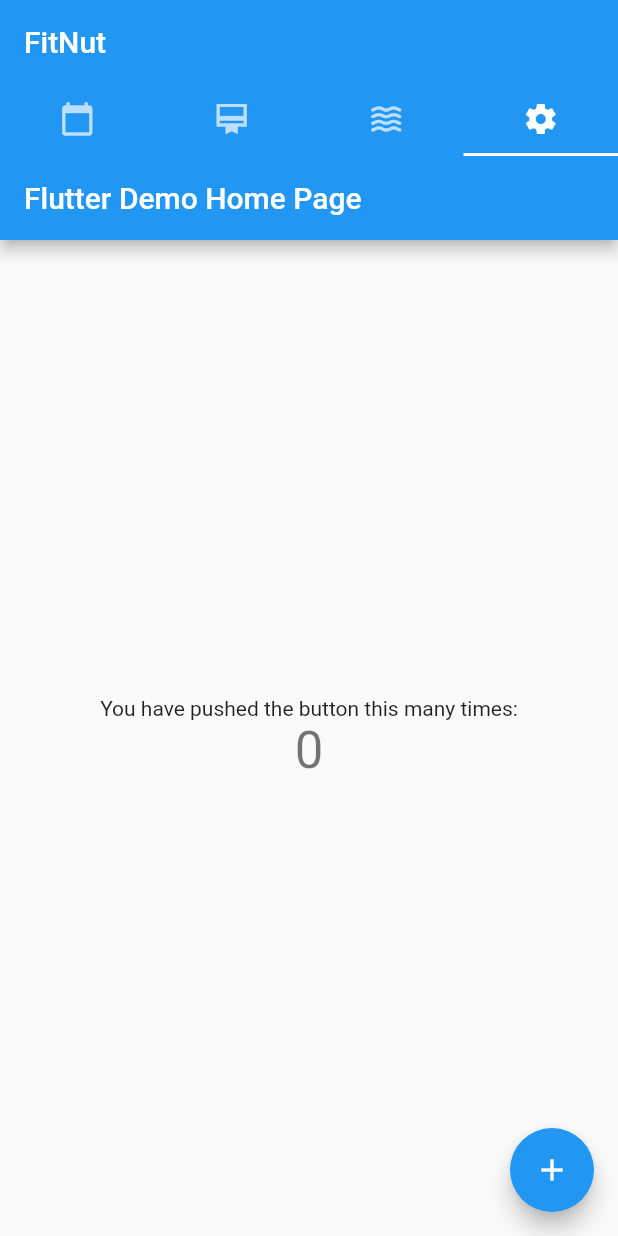
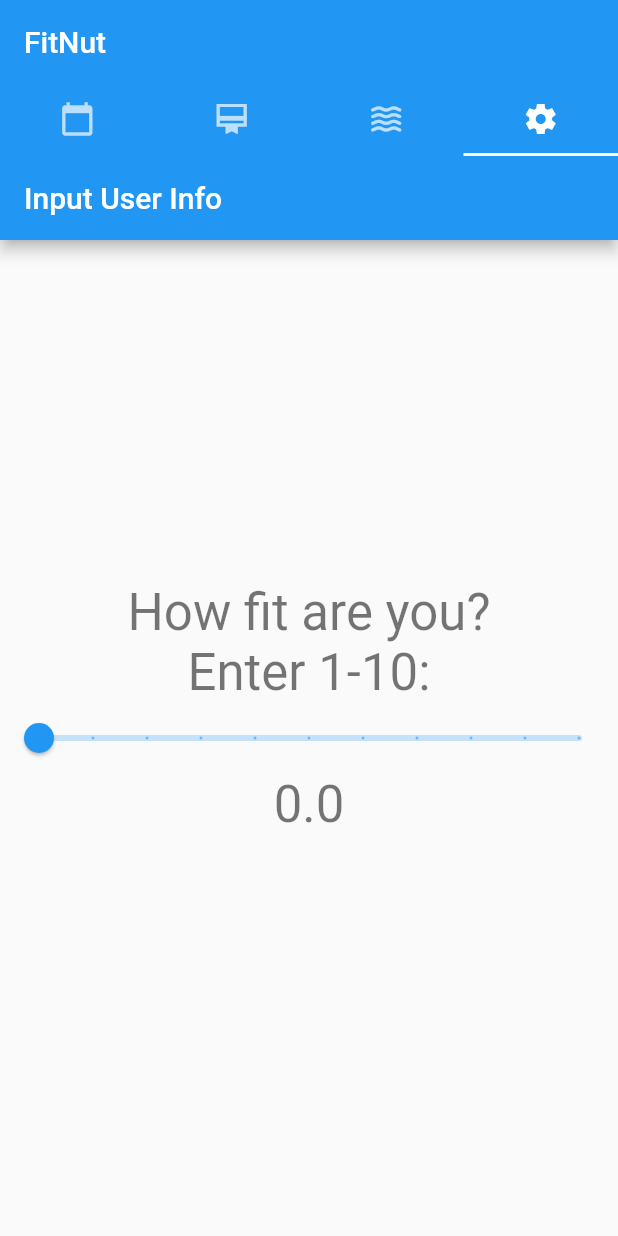
Before and after one commit to aidancaputi/FitNut, a Flutter app: the screen it shows after launch, tab 4 chosen, on a phone screen of 412 x 824 dp. Run offline on Flutter 3.47's test engine with Material 2 defaults, Android fonts, the phone set to English and light mode, and no system bars.

Commit message:
plan generation added, combined tab bar with user input

```diff
--- a/lib/main.dart
+++ b/lib/main.dart
@@ -1,8 +1,8 @@
 import 'package:flutter/material.dart';
+import 'user_input.dart';
 
 void main() {
   runApp(const TabBarDemo());
-  //runApp(const MyApp());
 }
 
 class TabBarDemo extends StatelessWidget {
@@ -36,120 +36,10 @@ class TabBarDemo extends StatelessWidget {
             Icon(Icons.flight, size: 437.5),
             Icon(Icons.directions_transit, size: 437.5),
             Icon(Icons.directions_car, size: 350),
-            MyApp(),
+            Settings(),
           ],
         ),
       )),
     ));
   }
 }
-
-class MyApp extends StatelessWidget {
-  const MyApp({super.key});
-
-  // This widget is the root of your application.
-  @override
-  Widget build(BuildContext context) {
-    return MaterialApp(
-      title: 'Flutter Demo',
-      theme: ThemeData(
-        // This is the theme of your application.
-        //
-        // Try running your application with "flutter run". You'll see the
-        // application has a blue toolbar. Then, without quitting the app, try
-        // changing the primarySwatch below to Colors.green and then invoke
-        // "hot reload" (press "r" in the console where you ran "flutter run",
-        // or simply save your changes to "hot reload" in a Flutter IDE).
-        // Notice that the counter didn't reset back to zero; the application
-        // is not restarted.
-        primarySwatch: Colors.blue,
-      ),
-      home: const MyHomePage(title: 'Flutter Demo Home Page'),
-    );
-  }
-}
-
-class MyHomePage extends StatefulWidget {
-  const MyHomePage({super.key, required this.title});
-
-  // This widget is the home page of your application. It is stateful, meaning
-  // that it has a State object (defined below) that contains fields that affect
-  // how it looks.
-
-  // This class is the configuration for the state. It holds the values (in this
-  // case the title) provided by the parent (in this case the App widget) and
-  // used by the build method of the State. Fields in a Widget subclass are
-  // always marked "final".
-
-  final String title;
-
-  @override
-  State<MyHomePage> createState() => _MyHomePageState();
-}
-
-class _MyHomePageState extends State<MyHomePage> {
-  int _counter = 0;
-
-  void _incrementCounter() {
-    setState(() {
-      // This call to setState tells the Flutter framework that something has
-      // changed in this State, which causes it to rerun the build method below
-      // so that the display can reflect the updated values. If we changed
-      // _counter without calling setState(), then the build method would not be
-      // called again, and so nothing would appear to happen.
-      _counter++;
-    });
-  }
-
-  @override
-  Widget build(BuildContext context) {
-    // This method is rerun every time setState is called, for instance as done
-    // by the _incrementCounter method above.
-    //
-    // The Flutter framework has been optimized to make rerunning build methods
-    // fast, so that you can just rebuild anything that needs updating rather
-    // than having to individually change instances of widgets.
-    return Scaffold(
-      appBar: AppBar(
-        // Here we take the value from the MyHomePage object that was created by
-        // the App.build method, and use it to set our appbar title.
-        title: Text(widget.title),
-      ),
-      body: Center(
-        // Center is a layout widget. It takes a single child and positions it
-        // in the middle of the parent.
-        child: Column(
-          // Column is also a layout widget. It takes a list of children and
-          // arranges them vertically. By default, it sizes itself to fit its
-          // children horizontally, and tries to be as tall as its parent.
-          //
-          // Invoke "debug painting" (press "p" in the console, choose the
-          // "Toggle Debug Paint" action from the Flutter Inspector in Android
-          // Studio, or the "Toggle Debug Paint" command in Visual Studio Code)
-          // to see the wireframe for each widget.
-          //
-          // Column has various properties to control how it sizes itself and
-          // how it positions its children. Here we use mainAxisAlignment to
-          // center the children vertically; the main axis here is the vertical
-          // axis because Columns are vertical (the cross axis would be
-          // horizontal).
-          mainAxisAlignment: MainAxisAlignment.center,
-          children: <Widget>[
-            const Text(
-              'You have pushed the button this many times:',
-            ),
-            Text(
-              '$_counter',
-              style: Theme.of(context).textTheme.headlineMedium,
-            ),
-          ],
-        ),
-      ),
-      floatingActionButton: FloatingActionButton(
-        onPressed: _incrementCounter,
-        tooltip: 'Increment',
-        child: const Icon(Icons.add),
-      ), // This trailing comma makes auto-formatting nicer for build methods.
-    );
-  }
-}
--- a/lib/user_input.dart
+++ b/lib/user_input.dart
@@ -1,9 +1,30 @@
 import 'package:flutter/material.dart';
 import 'package:path_provider/path_provider.dart';
-import 'main.dart';
 import 'dart:io';
 
-class UserInput extends State<MyHomePage> {
+class Settings extends StatelessWidget {
+  const Settings({super.key});
+  @override
+  Widget build(BuildContext context) {
+    return MaterialApp(
+      title: 'User Input',
+      theme: ThemeData(
+        primarySwatch: Colors.blue,
+      ),
+      home: const SettingsPage(title: 'Input User Info'),
+    );
+  }
+}
+
+class SettingsPage extends StatefulWidget {
+  const SettingsPage({super.key, required this.title});
+  final String title;
+
+  @override
+  State<SettingsPage> createState() => UserInput();
+}
+
+class UserInput extends State<SettingsPage> {
   // local variables to store current values
   double _currentSliderValue = 0;
   String _currentMessage = '';
```
Also changed, not shown: lib/plan_gen.dart (added, +294 -0 lines).
